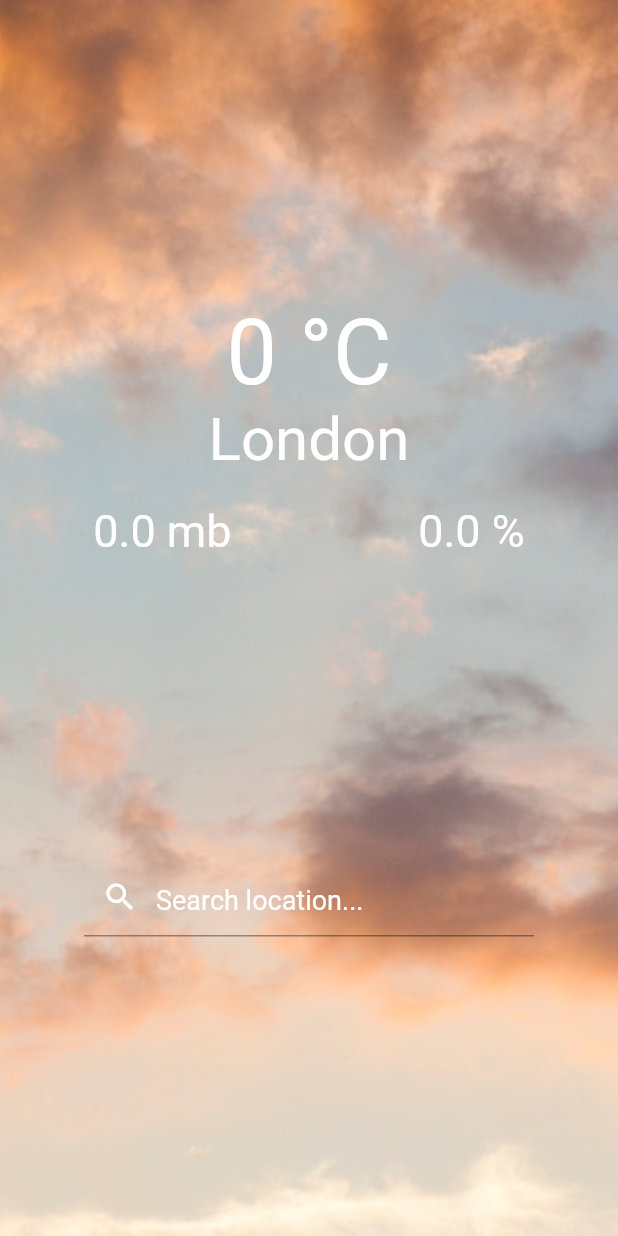
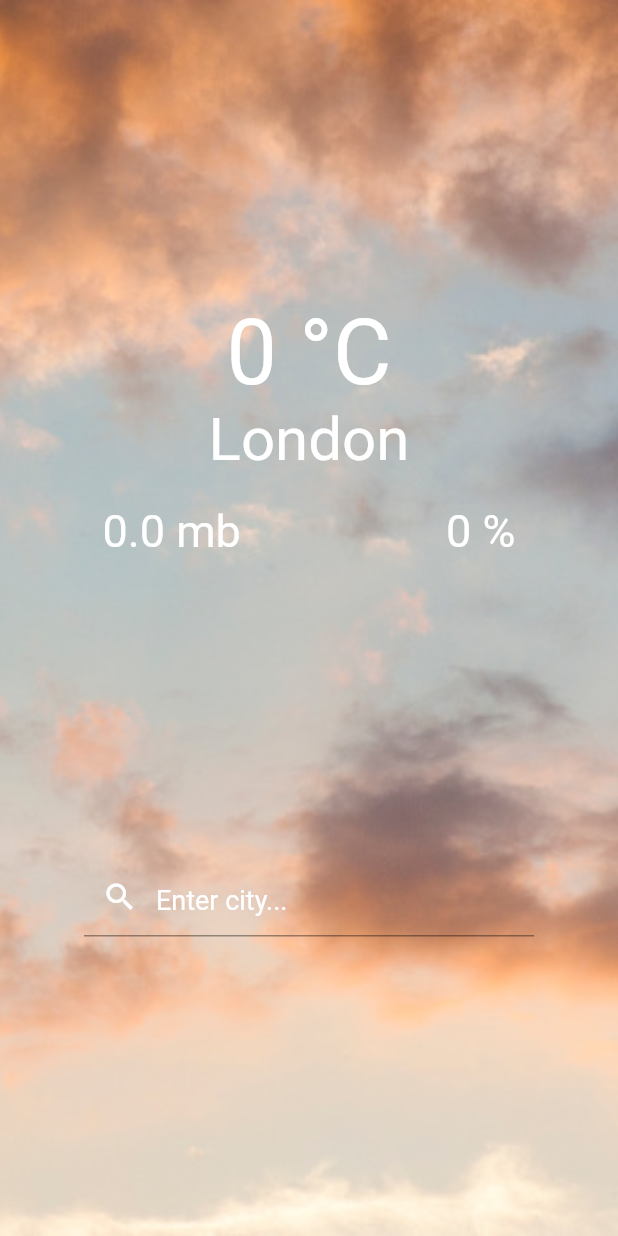
Before and after one commit to sudo-ria/weather, a Flutter app: the screen it shows after launch, on a phone screen of 412 x 824 dp. Run offline on Flutter 3.47's test engine with Material 2 defaults, Android fonts, the phone set to English and light mode, and no system bars.

Commit message:
weather+

```diff
--- a/lib/main.dart
+++ b/lib/main.dart
@@ -1,4 +1,5 @@
 import 'package:flutter/material.dart';
+
 import 'package:http/http.dart' as http;
 import 'dart:convert';
 
@@ -10,12 +11,12 @@ class WeatherApp extends StatefulWidget {
 }
 
 class _WeatherAppState extends State<WeatherApp> {
-  int temperature = 0;
+  int temp = 0;
   double air_pressure = 0;
-  double humidity = 0;
+  int humidity = 0;
   String location = 'London';
   int woeid = 44418;
-  String weather = 'clear';
+  //String weather = 'clear';
 
   String searchApiUrl =
       'https://www.metaweather.com/api/location/search/?query=';
@@ -38,10 +39,10 @@ class _WeatherAppState extends State<WeatherApp> {
     var data = consolidated_weather[0];
 
     setState(() {
-      temperature = data['the_temp'].round();
+      temp = data['the_temp'].round();
       air_pressure = data['air_pressure'];
       humidity = data['humidity'];
-      weather = data["weather_state_name"].replaceAll(' ', '').toLowerCase();
+     // weather = data["weather_state_name"].replaceAll(' ', '').toLowerCase();
     });
   }
 
@@ -71,7 +72,7 @@ class _WeatherAppState extends State<WeatherApp> {
                         children: <Widget>[
                           Center(
                             child: Text(
-                              temperature.toString() + ' °C',
+                              temp.toString() + ' °C',
                               style: TextStyle(
                                   color: Colors.white, fontSize: 60.0),
                             ),
@@ -116,7 +117,7 @@ class _WeatherAppState extends State<WeatherApp> {
                               style:
                                   TextStyle(color: Colors.white, fontSize: 25),
                               decoration: InputDecoration(
-                                hintText: 'Search location...',
+                                hintText: 'Enter city...',
                                 hintStyle: TextStyle(
                                     color: Colors.white, fontSize: 18.0),
                                 prefixIcon:
--- /dev/null
+++ b/lib/network/WeatherService.dart
@@ -0,0 +1,12 @@
+import 'package:http/http.dart' as http;
+import 'dart:convert';
+
+
+class WeatherService{
+  Future<Map> getWeather(String city ) async {
+    String ApiUrl = 'https://www.metaweather.com/api/location/search/?query=$city';
+
+    http.Response response = await http.get(Uri.parse(ApiUrl));
+    return json.decode(response.body);
+}
+}
--- a/pubspec.yaml
+++ b/pubspec.yaml
@@ -11,7 +11,7 @@ dependencies:
     sdk: flutter
 
   cupertino_icons: ^0.1.2
-  http: ^0.12.1
+  http: ^0.13.4
 
 dev_dependencies:
   flutter_test:
```
Also changed, not shown: lib/network/DTO/Weather.dart (added, +32 -0 lines), pubspec.lock, 2 other files.
